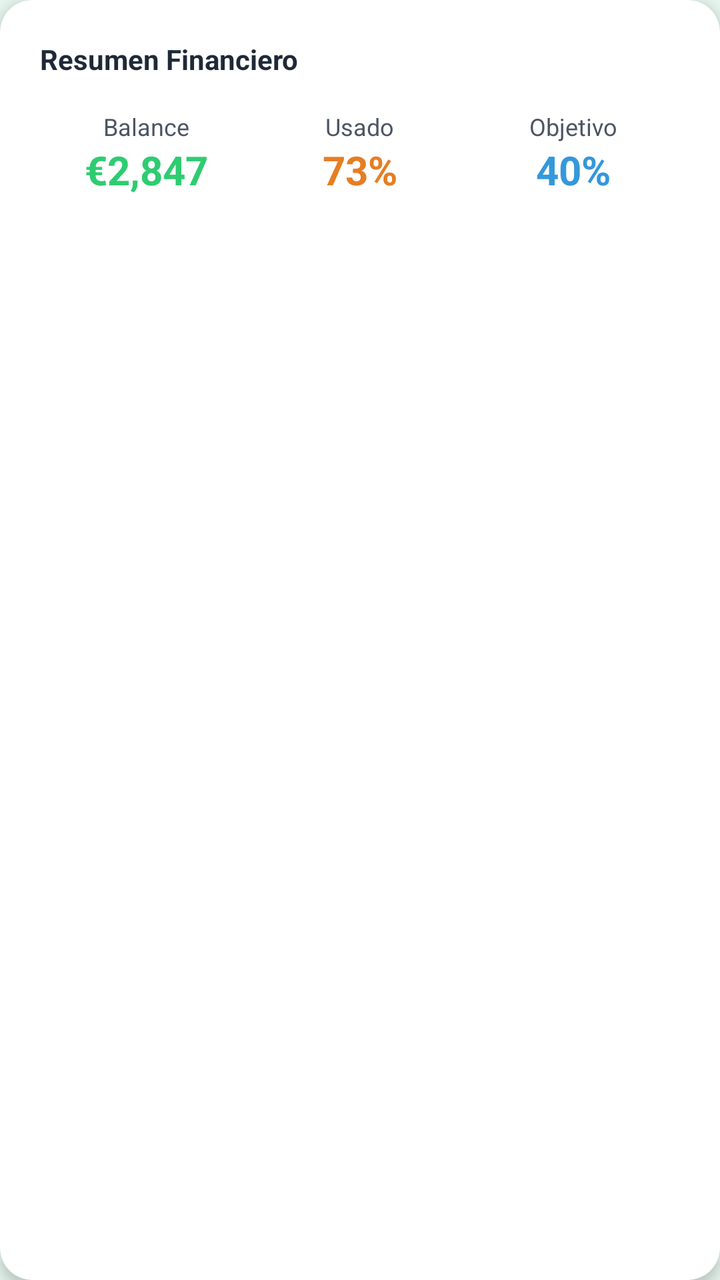
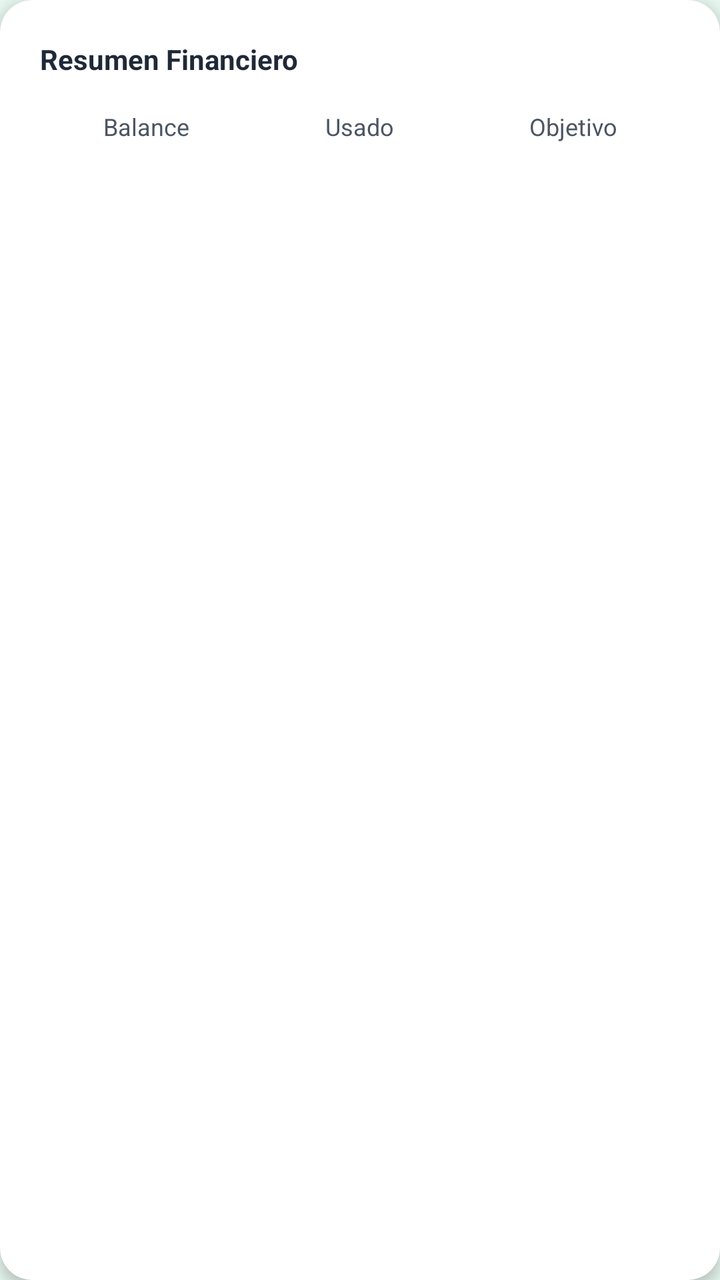

Before-and-after screenshots of an Android layout around one commit, followed by the original layout XML and the change that was made.
<!-- AndroidManifest.xml: application theme Theme.Equilibra -->
<!-- res/layout/component_advanced_summary.xml -->
<?xml version="1.0" encoding="utf-8"?>
<androidx.cardview.widget.CardView xmlns:android="http://schemas.android.com/apk/res/android"
    xmlns:app="http://schemas.android.com/apk/res-auto"
    android:layout_width="match_parent"
    android:layout_height="wrap_content"
    android:layout_marginBottom="16dp"
    app:cardCornerRadius="16dp"
    app:cardElevation="4dp"
    app:cardBackgroundColor="@android:color/white">

    <LinearLayout
        android:layout_width="match_parent"
        android:layout_height="wrap_content"
        android:orientation="vertical"
        android:padding="20dp">

        <TextView
            android:layout_width="wrap_content"
            android:layout_height="wrap_content"
            android:text="@string/financial_summary"
            android:textColor="@color/gray_800"
            android:textSize="14sp"
            android:textStyle="bold"
            android:layout_marginBottom="16dp"/>

        <LinearLayout
            android:layout_width="match_parent"
            android:layout_height="wrap_content"
            android:orientation="horizontal">

            
            <LinearLayout
                android:layout_width="0dp"
                android:layout_height="wrap_content"
                android:layout_weight="1"
                android:gravity="center"
                android:orientation="vertical">

                <TextView
                    android:layout_width="wrap_content"
                    android:layout_height="wrap_content"
                    android:text="@string/balance"
                    android:textColor="@color/gray_600"
                    android:textSize="12sp" />

                <TextView
                    android:id="@+id/tvSummaryBalance"
                    android:layout_width="wrap_content"
                    android:layout_height="wrap_content"
                    android:text="€2,847"
                    android:textColor="@color/primary"
                    android:textSize="20sp"
                    android:textStyle="bold" />
            </LinearLayout>

            
            <LinearLayout
                android:layout_width="0dp"
                android:layout_height="wrap_content"
                android:layout_weight="1"
                android:gravity="center"
                android:orientation="vertical">

                <TextView
                    android:layout_width="wrap_content"
                    android:layout_height="wrap_content"
                    android:text="@string/used_percent"
                    android:textColor="@color/gray_600"
                    android:textSize="12sp" />

                <TextView
                    android:id="@+id/tvSummaryUsed"
                    android:layout_width="wrap_content"
                    android:layout_height="wrap_content"
                    android:text="73%"
                    android:textColor="@color/accent"
                    android:textSize="20sp"
                    android:textStyle="bold" />
            </LinearLayout>

            
            <LinearLayout
                android:layout_width="0dp"
                android:layout_height="wrap_content"
                android:layout_weight="1"
                android:gravity="center"
                android:orientation="vertical">

                <TextView
                    android:layout_width="wrap_content"
                    android:layout_height="wrap_content"
                    android:text="@string/goal_percent"
                    android:textColor="@color/gray_600"
                    android:textSize="12sp" />

                <TextView
                    android:id="@+id/tvSummaryGoal"
                    android:layout_width="wrap_content"
                    android:layout_height="wrap_content"
                    android:text="40%"
                    android:textColor="@color/secondary"
                    android:textSize="20sp"
                    android:textStyle="bold" />
            </LinearLayout>

        </LinearLayout>
    </LinearLayout>
</androidx.cardview.widget.CardView>
<!-- resources referenced by this layout -->
<resources>
  <color name="accent">#E67E22</color>
  <color name="gray_600">#4B5563</color>
  <color name="gray_800">#1F2937</color>
  <color name="primary">#2ECC71</color>
  <color name="secondary">#3498DB</color>
  <string name="balance">Balance</string>
  <string name="financial_summary">Resumen Financiero</string>
  <string name="goal_percent">Objetivo</string>
  <string name="used_percent">Usado</string>
  <style name="Theme.Equilibra" parent="Theme.MaterialComponents.DayNight.NoActionBar">
          <item name="colorPrimary">@color/primary_main</item>
          <item name="colorPrimaryVariant">@color/primary_light</item>
          <item name="colorOnPrimary">@color/white</item>
  
          <item name="colorSecondary">@color/secondary_main</item>
          <item name="colorSecondaryVariant">@color/secondary_light</item>
          <item name="colorOnSecondary">@color/white</item>
  
          <item name="android:statusBarColor">@color/primary_light</item>
          <item name="android:windowBackground">@color/primary_lightest</item>
  
          <item name="colorAccent">@color/accent_main</item>
      </style>
  <color name="primary_main">#2ECC71</color>
  <color name="primary_light">#27AE60</color>
  <color name="white">#FFFFFF</color>
  <color name="secondary_main">#3498DB</color>
  <color name="secondary_light">#5DADE2</color>
  <color name="primary_lightest">#E8F8F0</color>
  <color name="accent_main">#E67E22</color>
</resources>

<!-- the commit's change to res/layout/component_advanced_summary.xml (unified diff, before → after) -->
@@ -1,108 +1,117 @@
 <?xml version="1.0" encoding="utf-8"?>
-<androidx.cardview.widget.CardView xmlns:android="http://schemas.android.com/apk/res/android"
-    xmlns:app="http://schemas.android.com/apk/res-auto"
-    android:layout_width="match_parent"
-    android:layout_height="wrap_content"
-    android:layout_marginBottom="16dp"
-    app:cardCornerRadius="16dp"
-    app:cardElevation="4dp"
-    app:cardBackgroundColor="@android:color/white">
+<layout xmlns:android="http://schemas.android.com/apk/res/android"
+    xmlns:app="http://schemas.android.com/apk/res-auto">
 
-    <LinearLayout
+    <data>
+        <variable
+            name="viewModel"
+            type="asunfdiez.com.equilibra.viewmodels.MainViewModel" />
+    </data>
+
+    <androidx.cardview.widget.CardView
         android:layout_width="match_parent"
         android:layout_height="wrap_content"
-        android:orientation="vertical"
-        android:padding="20dp">
-
-        <TextView
-            android:layout_width="wrap_content"
-            android:layout_height="wrap_content"
-            android:text="@string/financial_summary"
-            android:textColor="@color/gray_800"
-            android:textSize="14sp"
-            android:textStyle="bold"
-            android:layout_marginBottom="16dp"/>
+        android:layout_marginBottom="16dp"
+        app:cardCornerRadius="16dp"
+        app:cardElevation="4dp"
+        app:cardBackgroundColor="@android:color/white">
 
         <LinearLayout
             android:layout_width="match_parent"
             android:layout_height="wrap_content"
-            android:orientation="horizontal">
+            android:orientation="vertical"
+            android:padding="20dp">
 
-            
+            <TextView
+                android:layout_width="wrap_content"
+                android:layout_height="wrap_content"
+                android:text="@string/financial_summary"
+                android:textColor="@color/gray_800"
+                android:textSize="14sp"
+                android:textStyle="bold"
+                android:layout_marginBottom="16dp"/>
+
             <LinearLayout
-                android:layout_width="0dp"
+                android:layout_width="match_parent"
                 android:layout_height="wrap_content"
-                android:layout_weight="1"
-                android:gravity="center"
-                android:orientation="vertical">
+                android:orientation="horizontal">
 
-                <TextView
-                    android:layout_width="wrap_content"
+                
+                <LinearLayout
+                    android:layout_width="0dp"
                     android:layout_height="wrap_content"
-                    android:text="@string/balance"
-                    android:textColor="@color/gray_600"
-                    android:textSize="12sp" />
+                    android:layout_weight="1"
+                    android:gravity="center"
+                    android:orientation="vertical">
 
-                <TextView
-                    android:id="@+id/tvSummaryBalance"
-                    android:layout_width="wrap_content"
+                    <TextView
+                        android:layout_width="wrap_content"
+                        android:layout_height="wrap_content"
+                        android:text="@string/balance"
+                        android:textColor="@color/gray_600"
+                        android:textSize="12sp" />
+
+                    <TextView
+                        android:id="@+id/tvSummaryBalance"
+                        android:layout_width="wrap_content"
+                        android:layout_height="wrap_content"
+                        app:formattedAmount="@{viewModel.balance}"
+                        android:textColor="@color/primary"
+                        android:textSize="20sp"
+                        android:textStyle="bold" />
+                </LinearLayout>
+
+                
+                <LinearLayout
+                    android:layout_width="0dp"
                     android:layout_height="wrap_content"
-                    android:text="€2,847"
-                    android:textColor="@color/primary"
-                    android:textSize="20sp"
-                    android:textStyle="bold" />
+                    android:layout_weight="1"
+                    android:gravity="center"
+                    android:orientation="vertical">
+
+                    <TextView
+                        android:layout_width="wrap_content"
+                        android:layout_height="wrap_content"
+                        android:text="@string/used_percent"
+                        android:textColor="@color/gray_600"
+                        android:textSize="12sp" />
+
+                    <TextView
+                        android:id="@+id/tvSummaryUsed"
+                        android:layout_width="wrap_content"
+                        android:layout_height="wrap_content"
+                        android:text='@{viewModel.usedPercentage + "%"}'
+                        android:textColor="@color/accent"
+                        android:textSize="20sp"
+                        android:textStyle="bold" />
+                </LinearLayout>
+
+                
+                <LinearLayout
+                    android:layout_width="0dp"
+                    android:layout_height="wrap_content"
+                    android:layout_weight="1"
+                    android:gravity="center"
+                    android:orientation="vertical">
+
+                    <TextView
+                        android:layout_width="wrap_content"
+                        android:layout_height="wrap_content"
+                        android:text="@string/goal_percent"
+                        android:textColor="@color/gray_600"
+                        android:textSize="12sp" />
+
+                    <TextView
+                        android:id="@+id/tvSummaryGoal"
+                        android:layout_width="wrap_content"
+                        android:layout_height="wrap_content"
+                        android:text='@{viewModel.goalPercentage + "%"}'
+                        android:textColor="@color/secondary"
+                        android:textSize="20sp"
+                        android:textStyle="bold" />
+                </LinearLayout>
+
             </LinearLayout>
-
-            
-            <LinearLayout
-                android:layout_width="0dp"
-                android:layout_height="wrap_content"
-                android:layout_weight="1"
-                android:gravity="center"
-                android:orientation="vertical">
-
-                <TextView
-                    android:layout_width="wrap_content"
-                    android:layout_height="wrap_content"
-                    android:text="@string/used_percent"
-                    android:textColor="@color/gray_600"
-                    android:textSize="12sp" />
-
-                <TextView
-                    android:id="@+id/tvSummaryUsed"
-                    android:layout_width="wrap_content"
-                    android:layout_height="wrap_content"
-                    android:text="73%"
-                    android:textColor="@color/accent"
-                    android:textSize="20sp"
-                    android:textStyle="bold" />
-            </LinearLayout>
-
-            
-            <LinearLayout
-                android:layout_width="0dp"
-                android:layout_height="wrap_content"
-                android:layout_weight="1"
-                android:gravity="center"
-                android:orientation="vertical">
-
-                <TextView
-                    android:layout_width="wrap_content"
-                    android:layout_height="wrap_content"
-                    android:text="@string/goal_percent"
-                    android:textColor="@color/gray_600"
-                    android:textSize="12sp" />
-
-                <TextView
-                    android:id="@+id/tvSummaryGoal"
-                    android:layout_width="wrap_content"
-                    android:layout_height="wrap_content"
-                    android:text="40%"
-                    android:textColor="@color/secondary"
-                    android:textSize="20sp"
-                    android:textStyle="bold" />
-            </LinearLayout>
-
         </LinearLayout>
-    </LinearLayout>
-</androidx.cardview.widget.CardView>
+    </androidx.cardview.widget.CardView>
+</layout>
